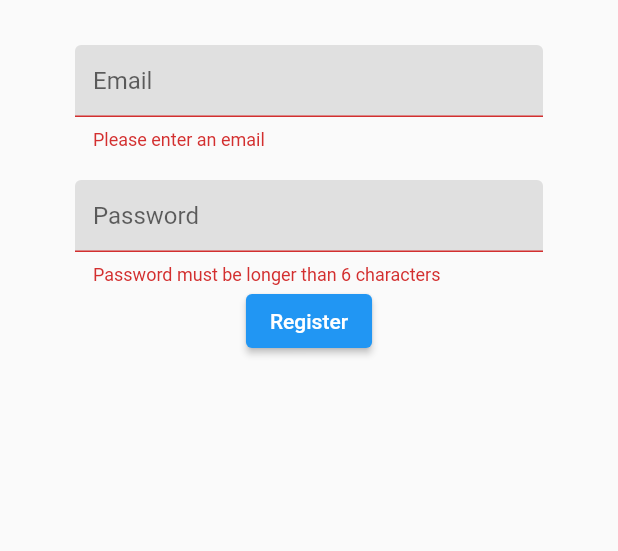
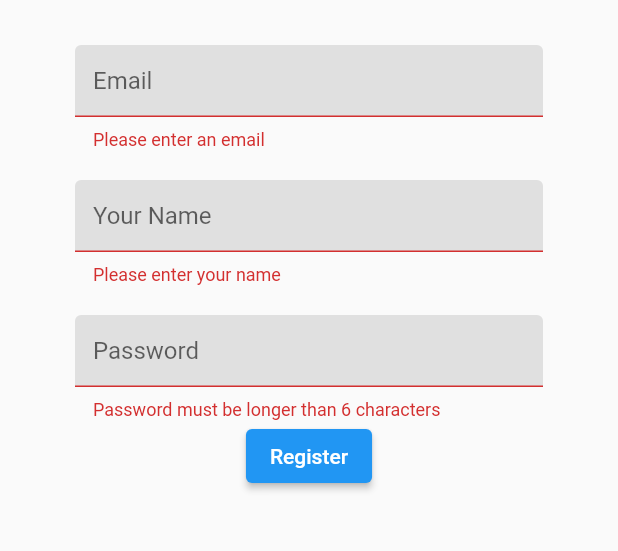
Before and after one commit to xRossKoh/chargEV, a Flutter app: the Register screen opened directly, after a tap on "Register", on a phone screen of 412 x 824 dp, the part 364-915 px from its top. Run offline on Flutter 3.47's test engine with Material 2 defaults, Android fonts, the phone set to English and light mode, and no system bars; our stand-ins replace cloud_firestore, firebase_auth, firebase_core; missing offline and left inert: duration; accounts and stored records are empty.

Commit message:
StreamProvider now provides Stream<UserInfo>
StreamProvider at the root of the app now provides Stream<UserInfo>
rather than Stream<User>.

This is done by asychronously mapping Stream<User> to Stream<UserInfo>.
Refer to database.dart, and auth.dart for this ^

All files listening to the old provider have been changed to the new one.

```diff
--- a/lib/components/app_drawer.dart
+++ b/lib/components/app_drawer.dart
@@ -1,5 +1,5 @@
+import 'package:charg_ev/models/user_info.dart';
 import 'package:charg_ev/services/auth.dart';
-import 'package:firebase_auth/firebase_auth.dart';
 import 'package:flutter/material.dart';
 import 'package:provider/provider.dart';
 
@@ -10,13 +10,13 @@ class AppDrawer extends StatelessWidget {
 
   @override
   Widget build(BuildContext context) {
-    final User user = Provider.of<User>(context);
+    final UserInfo user = Provider.of<UserInfo>(context);
 
     return Drawer(
         child: ListView(
           children: [
             DrawerHeader(
-              child: Text('Hello, ${user.uid}', style: TextStyle(fontSize: 30))),
+              child: Text('Hello, ${user.displayName}', style: TextStyle(fontSize: 30))),
             ListTile(
               leading: Icon(Icons.calendar_today),
               title: Text('View My Bookings'),
--- a/lib/main.dart
+++ b/lib/main.dart
@@ -1,18 +1,17 @@
 import 'package:charg_ev/screens/wrapper.dart';
 import 'package:charg_ev/services/auth.dart';
-import 'package:firebase_auth/firebase_auth.dart';
 import 'package:flutter/material.dart';
 import 'package:intl/date_symbol_data_local.dart';
 import 'package:provider/provider.dart';
 import 'package:firebase_core/firebase_core.dart';
-
+import 'package:charg_ev/models/user_info.dart';
 
 void main() async {
   WidgetsFlutterBinding.ensureInitialized();
   await Firebase.initializeApp();
   await initializeDateFormatting('en_SG');
 
-  runApp(StreamProvider<User>.value(
+  runApp(StreamProvider<UserInfo>.value(
     value: AuthService().user,
     initialData: null,
     child: MaterialApp(
--- a/lib/screens/authentication/register.dart
+++ b/lib/screens/authentication/register.dart
@@ -17,6 +17,7 @@ class _RegisterState extends State<Register> {
 
   String email = '';
   String password = '';
+  String displayName = '';
   String error = '';
   bool isLoading = false;
 
@@ -59,6 +60,17 @@ class _RegisterState extends State<Register> {
                       SizedBox(height: 20),
                       TextFormField(
                         decoration:
+                            textInputDecoration.copyWith(hintText: 'Your Name'),
+                        validator: (value) => value.isEmpty
+                            ? 'Please enter your name'
+                            : null,
+                        onChanged: (value) {
+                          setState(() => displayName = value);
+                        },
+                      ),
+                       SizedBox(height: 20),
+                      TextFormField(
+                        decoration:
                             textInputDecoration.copyWith(hintText: 'Password'),
                         obscureText: true,
                         validator: (value) => value.length < 6
@@ -76,8 +88,8 @@ class _RegisterState extends State<Register> {
                                     setState(() => isLoading = true);
                                     dynamic result = await _auth
                                         .registerWithEmailAndPassword(
-                                            email: email, password: password);
-                                    setState(() => isLoading = false);
+                                            email: email, password: password, displayName: displayName);
+
                                     if (result == null) {
                                       setState(() {
                                         error = 'Please supply a valid email';
--- a/lib/screens/charger_category.dart
+++ b/lib/screens/charger_category.dart
@@ -2,7 +2,7 @@ import 'package:charg_ev/components/app_drawer.dart';
 import 'package:charg_ev/components/charge_category_card.dart';
 import 'package:charg_ev/components/searchbar.dart';
 import 'package:charg_ev/components/welcome_appbar.dart';
-import 'package:firebase_auth/firebase_auth.dart';
+import 'package:charg_ev/models/user_info.dart';
 import 'package:flutter/material.dart';
 import 'package:provider/provider.dart';
 
@@ -26,14 +26,14 @@ class ChargerCategory extends StatelessWidget {
 
     Size size = MediaQuery.of(context).size;
 
-    final User user = Provider.of<User>(context);
+    final UserInfo user = Provider.of<UserInfo>(context);
 
     return Scaffold(
         drawer: AppDrawer(),
         body: SafeArea(
           child: Column(
             children: [
-              WelcomeAppBar('${user.uid}'),
+              WelcomeAppBar(user),
               SearchBar(),
               GridView.builder(
                 padding: EdgeInsets.fromLTRB(
--- a/lib/screens/my_bookings.dart
+++ b/lib/screens/my_bookings.dart
@@ -2,8 +2,8 @@ import 'package:charg_ev/components/app_drawer.dart';
 import 'package:charg_ev/components/booking_tile.dart';
 import 'package:charg_ev/components/welcome_appbar.dart';
 import 'package:charg_ev/models/booking.dart';
+import 'package:charg_ev/models/user_info.dart';
 import 'package:charg_ev/services/database.dart';
-import 'package:firebase_auth/firebase_auth.dart';
 import 'package:flutter/material.dart';
 import 'package:provider/provider.dart';
 
@@ -22,14 +22,14 @@ class MyBookings extends StatelessWidget {
   const MyBookings({Key key}) : super(key: key);
 
   Widget build(BuildContext context) {
-    final user = Provider.of<User>(context);
+    final UserInfo user = Provider.of<UserInfo>(context);
 
     return Scaffold(
       drawer: AppDrawer(),
       body: SafeArea(
         child: Column(
           children: [
-            WelcomeAppBar(user.uid),
+            WelcomeAppBar(user),
             Expanded(
               child: Padding(
                 padding: const EdgeInsets.fromLTRB(8.0, 16.0, 8.0, 0),
--- a/lib/screens/my_chargers.dart
+++ b/lib/screens/my_chargers.dart
@@ -2,8 +2,8 @@ import 'package:charg_ev/components/app_drawer.dart';
 import 'package:charg_ev/components/my_charger_tile.dart';
 import 'package:charg_ev/components/welcome_appbar.dart';
 import 'package:charg_ev/models/charger.dart';
+import 'package:charg_ev/models/user_info.dart';
 import 'package:charg_ev/services/database.dart';
-import 'package:firebase_auth/firebase_auth.dart';
 import 'package:flutter/material.dart';
 import 'package:provider/provider.dart';
 
@@ -23,14 +23,14 @@ class MyChargers extends StatelessWidget {
 
   @override
   Widget build(BuildContext context) {
-    final user = Provider.of<User>(context);
+    final UserInfo user = Provider.of<UserInfo>(context);
 
     return Scaffold(
       drawer: AppDrawer(),
       body: SafeArea(
         child: Column(
           children: [
-            WelcomeAppBar(user.uid),
+            WelcomeAppBar(user),
             Expanded(
               child: Padding(
                 padding: const EdgeInsets.fromLTRB(8.0, 16.0, 8.0, 0),
--- a/lib/screens/setup_confirmation.dart
+++ b/lib/screens/setup_confirmation.dart
@@ -1,4 +1,4 @@
-import 'package:firebase_auth/firebase_auth.dart';
+import 'package:charg_ev/models/user_info.dart';
 import 'package:flutter/cupertino.dart';
 import 'package:flutter/material.dart';
 import 'package:charg_ev/models/charger.dart';
@@ -21,7 +21,7 @@ class _SetUpConfirmationState extends State<SetUpConfirmation> {
     Size size = MediaQuery.of(context).size;
 
     // setting up database service
-    final User user = Provider.of<User>(context);
+    final UserInfo user = Provider.of<UserInfo>(context);
     DatabaseService _databaseService = new DatabaseService(uid: user.uid);
 
     // fetching charger data from previous charger set up page
--- a/lib/screens/wrapper.dart
+++ b/lib/screens/wrapper.dart
@@ -1,3 +1,4 @@
+import 'package:charg_ev/models/user_info.dart';
 import 'package:charg_ev/screens/authentication/authenticate.dart';
 import 'package:charg_ev/screens/booking.dart';
 import 'package:charg_ev/screens/charger_category.dart';
@@ -6,7 +7,6 @@ import 'package:charg_ev/screens/charger_setup.dart';
 import 'package:charg_ev/screens/setup_confirmation.dart';
 import 'package:charg_ev/screens/my_bookings.dart';
 import 'package:charg_ev/screens/my_chargers.dart';
-import 'package:firebase_auth/firebase_auth.dart';
 import 'package:flutter/material.dart';
 import 'package:provider/provider.dart';
 
@@ -17,7 +17,7 @@ class Wrapper extends StatelessWidget {
 
   @override
   Widget build(BuildContext context) {
-    final User user = Provider.of<User>(context);
+    final UserInfo user = Provider.of<UserInfo>(context);
 
     //return authenticate or dashboard
     return user == null
```
Also changed, not shown: lib/components/welcome_appbar.dart (+4 -4 lines), lib/models/user_info.dart (+1 -8 lines), lib/services/auth.dart (+13 -4 lines), lib/services/database.dart (+34 -8 lines).
